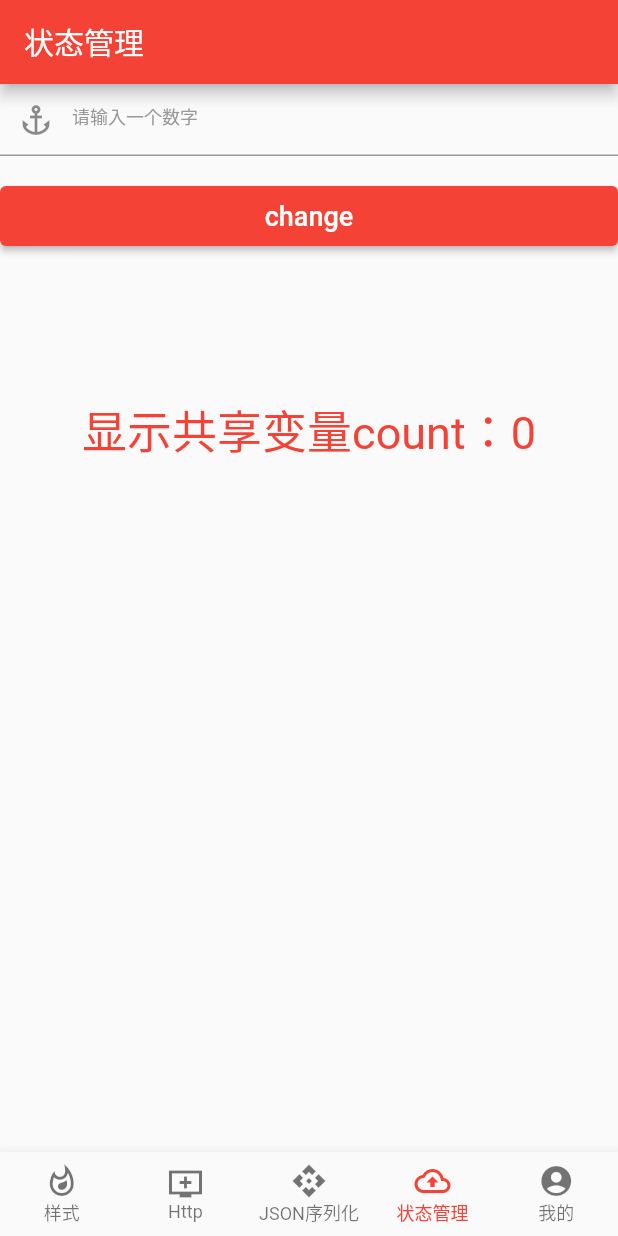
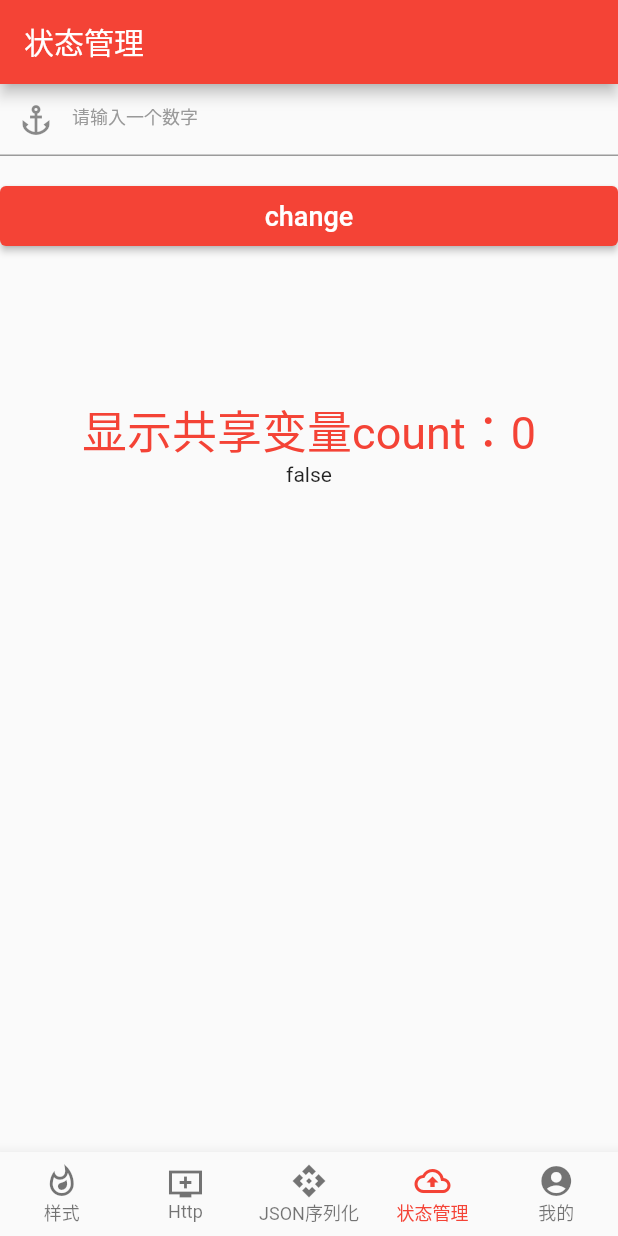
Before and after one commit to xbl741323/Flutter, a Flutter app: the screen it shows after launch, item 4 of the bottom bar chosen, on a phone screen of 412 x 824 dp. Run offline on Flutter 3.47's test engine with Material 2 defaults, Android fonts, the phone set to English and light mode, and no system bars; our stand-ins replace dio, shared_preferences; network calls fail.

Commit message:
提交更新

```diff
--- a/flutter_study_project/flutter_study/lib/main.dart
+++ b/flutter_study_project/flutter_study/lib/main.dart
@@ -1,10 +1,12 @@
 import 'package:flutter/material.dart';
 import 'package:flutter_study/states/global.dart';
+import 'package:flutter_study/states/global_notifier.dart';
 import 'package:flutter_study/views/json/json.dart';
 import 'package:flutter_study/views/my/my.dart';
 import 'package:flutter_study/views/network/network.dart';
 import 'package:flutter_study/views/state_manage/state_manage.dart';
 import 'package:flutter_study/views/style/style.dart';
+import 'package:provider/provider.dart';
 import 'components/tabbar_item.dart';
 
 void main() => Global.init().then((e) => runApp(MyApp()));
@@ -13,13 +15,18 @@ class MyApp extends StatelessWidget {
   // This widget is the root of your application.
   @override
   Widget build(BuildContext context) {
-    return MaterialApp(
-      debugShowCheckedModeBanner: true, //控制右上角debug显隐
-      title: 'Flutter Demo',
-      theme: ThemeData(
-        primarySwatch: Colors.red,
+    return MultiProvider(
+      providers: [
+        ChangeNotifierProvider.value(value: LoginModel()),
+      ],
+      child: MaterialApp(
+        debugShowCheckedModeBanner: true, //控制右上角debug显隐
+        title: 'Flutter Demo',
+        theme: ThemeData(
+          primarySwatch: Colors.red,
+        ),
+        home: MyHomePage(title: 'Flutter深度学习'),
       ),
-      home: MyHomePage(title: 'Flutter深度学习'),
     );
   }
 }
--- /dev/null
+++ b/flutter_study_project/flutter_study/lib/states/global_notifier.dart
@@ -0,0 +1,12 @@
+import 'package:flutter/cupertino.dart';
+
+import 'global.dart';
+
+class LoginModel extends ChangeNotifier {
+  bool get loginFlag => Global.loginFlag;
+  int get count => Global.count;
+  @override
+  void notifyListeners() {
+    super.notifyListeners(); //通知依赖的Widget更新
+  }
+}
--- a/flutter_study_project/flutter_study/lib/views/state_manage/state_manage.dart
+++ b/flutter_study_project/flutter_study/lib/views/state_manage/state_manage.dart
@@ -1,5 +1,7 @@
 import 'package:flutter/material.dart';
 import 'package:flutter_study/states/global.dart';
+import 'package:flutter_study/states/global_notifier.dart';
+import 'package:provider/provider.dart';
 
 class StateManage extends StatefulWidget {
   @override
@@ -112,8 +114,15 @@ class _StateManageState extends State<StateManage> {
         margin: EdgeInsets.only(top: 100),
         child: Column(
           children: [
-            Text('显示共享变量count：' + '${this.showNum}',
-                style: TextStyle(color: Colors.red, fontSize: 30)),
+            Consumer<LoginModel>(
+              builder: (context,loginModel,Widget child) =>Text('显示共享变量count：' + '${loginModel.count}',
+                  style: TextStyle(color: Colors.red, fontSize: 30)),
+            ),
+            Consumer<LoginModel>(
+               builder: (context,loginModel,Widget child) =>Text(
+                 '${loginModel.loginFlag}'
+               ),
+             ),
           ],
         ));
   }
--- a/flutter_study_project/flutter_study/pubspec.yaml
+++ b/flutter_study_project/flutter_study/pubspec.yaml
@@ -26,6 +26,7 @@ dependencies:
 
   dio: ^3.0.10
   json_annotation: ^2.0.0
+  provider: ^6.0.0
 
   # The following adds the Cupertino Icons font to your application.
   # Use with the CupertinoIcons class for iOS style icons.
```
Also changed, not shown: flutter_study_project/flutter_study/lib/views/my/my.dart (+11 -20 lines), flutter_study_project/flutter_study/pubspec.lock.
